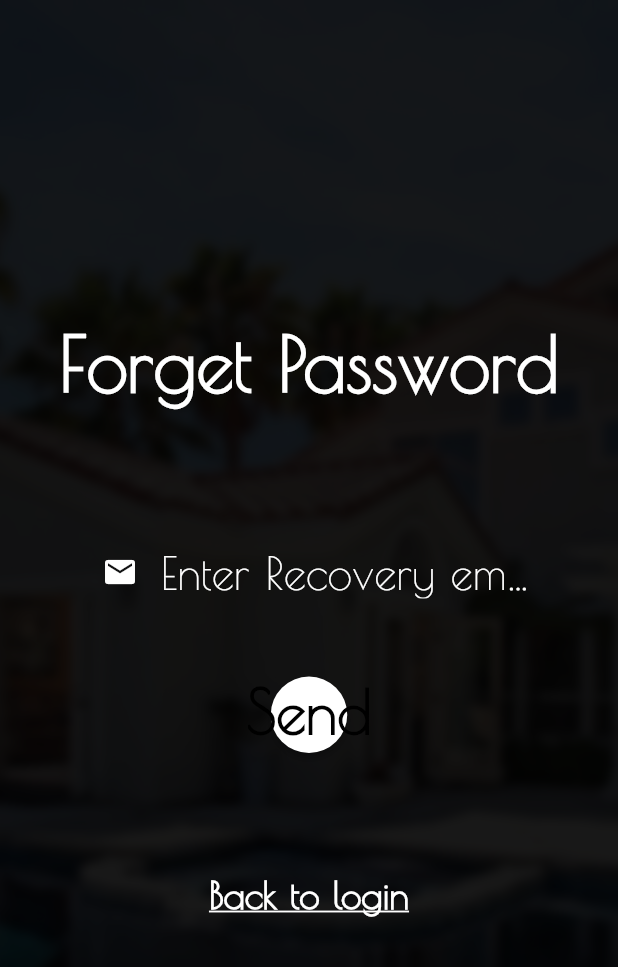
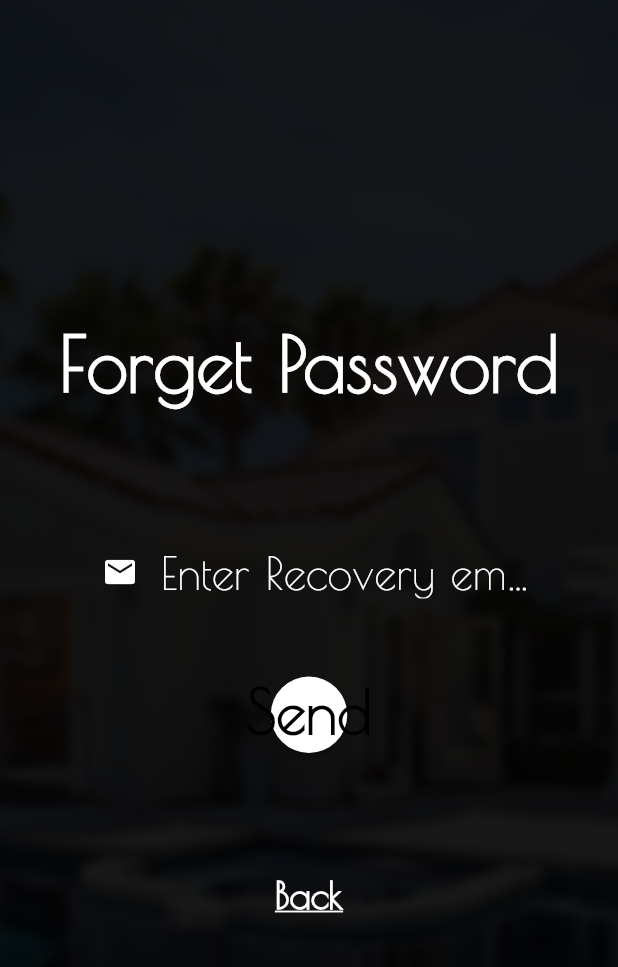
Before and after one commit to kenilpatel/smart_home, a Flutter app: the forget_page screen opened directly, on a phone screen of 412 x 824 dp. Shown: the top 967 px of the screen. Run offline on Flutter 3.47's test engine with Material 2 defaults, Android fonts, the light colour scheme and no system bars; our stand-ins replace fluttertoast.

Commit message:
login+forget

```diff
--- a/lib/main.dart
+++ b/lib/main.dart
@@ -200,7 +200,7 @@
                 new Padding(padding:EdgeInsets.all(40)),
                 new SizedBox(
                     child:InkWell(
-                      child: Text("Back to login",style:TextStyle(color:Colors.white,fontSize:25,fontFamily: 'po',fontWeight: FontWeight.bold,decoration: TextDecoration.underline),),
+                      child: Text("Back",style:TextStyle(color:Colors.white,fontSize:25,fontFamily: 'po',fontWeight: FontWeight.bold,decoration: TextDecoration.underline),),
                       onTap:back_login,
                     )
 
```
